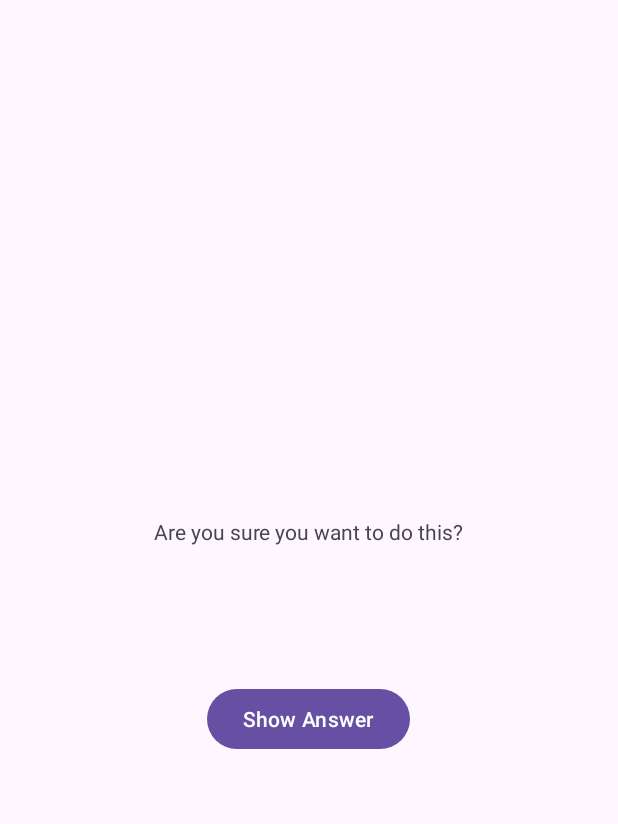
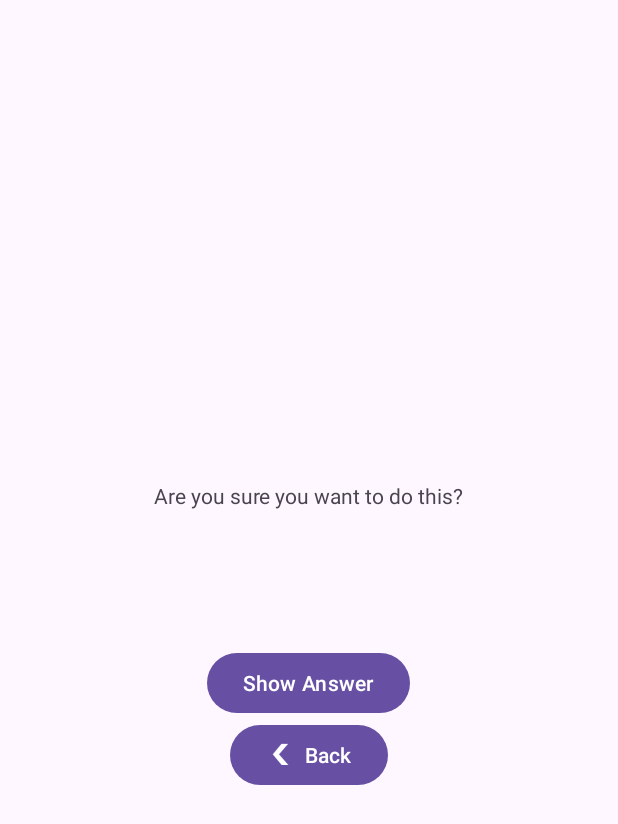
Before and after one commit to 6cylinders/GeoQuizLB, an Android app: the screen it shows after launch (CheatActivity), after a tap on "Cheat!", on a phone screen of 412 x 824 dp. Shown: the top 824 px of the screen. Run offline under Robolectric (Android 15) with nearby library versions, the phone set to English and light mode, and no system bars.

Commit message:
working cheat with back button

```diff
--- a/app/src/main/java/com/example/geoquizlb/CheatActivity.kt
+++ b/app/src/main/java/com/example/geoquizlb/CheatActivity.kt
@@ -1,5 +1,6 @@
 package com.example.geoquizlb
 
+import android.app.Activity
 import android.os.Bundle
 import androidx.activity.enableEdgeToEdge
 import androidx.appcompat.app.AppCompatActivity
@@ -9,6 +10,7 @@ import com.example.geoquizlb.databinding.ActivityCheatBinding
 import android.content.Intent
 import android.content.Context
 
+const val EXTRA_ANSWER_SHOWN = "com.example.geoquizlb.answer_shown"
 private const val EXTRA_ANSWER_IS_TRUE =
     "com.example.geoquizlb.MainActivity.answer_is_true"
 
@@ -31,13 +33,29 @@ class CheatActivity : AppCompatActivity() {
                 else -> R.string.falseButton
             }
             binding.answerTextView.setText(answerText)
+            setAnswerShownResult(true)
         }
+
+        binding.cheatBackButton.setOnClickListener{
+            this.finish()
+        }
+
+
+
+
 //replace r.main with another id within activity cheat xml
         ViewCompat.setOnApplyWindowInsetsListener(findViewById(R.id.cheatMain)) { v, insets ->
             val systemBars = insets.getInsets(WindowInsetsCompat.Type.systemBars())
             v.setPadding(systemBars.left, systemBars.top, systemBars.right, systemBars.bottom)
             insets
         }
+    }
+
+    private fun setAnswerShownResult(isAnswerShown: Boolean) {
+        val data = Intent().apply {
+            putExtra(EXTRA_ANSWER_SHOWN, isAnswerShown)
+        }
+        setResult(Activity.RESULT_OK, data)
     }
 
     companion object {
--- a/app/src/main/java/com/example/geoquizlb/MainActivity.kt
+++ b/app/src/main/java/com/example/geoquizlb/MainActivity.kt
@@ -1,5 +1,6 @@
 package com.example.geoquizlb
 
+import android.app.Activity
 import android.util.Log
 import android.os.Bundle
 import android.view.View
@@ -11,6 +12,7 @@ import androidx.core.view.ViewCompat
 import androidx.core.view.WindowInsetsCompat
 import com.example.geoquizlb.databinding.ActivityMainBinding
 import android.content.Intent
+import androidx.activity.result.contract.ActivityResultContracts
 
 
 class MainActivity : AppCompatActivity() {
@@ -18,6 +20,14 @@ class MainActivity : AppCompatActivity() {
     private lateinit var binding: ActivityMainBinding
 
     private val quizViewModel: QuizViewModel by viewModels()
+
+    private val cheatLauncher = registerForActivityResult(
+        ActivityResultContracts.StartActivityForResult()
+    ) { result -> if (result.resultCode == Activity.RESULT_OK) {
+        quizViewModel.isCheater =
+            result.data?.getBooleanExtra(EXTRA_ANSWER_SHOWN, false) ?: false
+    }
+    }
 
     override fun onCreate(savedInstanceState: Bundle?) {
         super.onCreate(savedInstanceState)
@@ -41,7 +51,7 @@ class MainActivity : AppCompatActivity() {
         binding.cheatButton.setOnClickListener {
             val answerIsTrue = quizViewModel.currentQuestionAnswer
             val intent = CheatActivity.newIntent(this@MainActivity, answerIsTrue)
-            startActivity(intent)
+            cheatLauncher.launch(intent)
         }
 
         binding.nextButton.setOnClickListener {
@@ -64,10 +74,10 @@ class MainActivity : AppCompatActivity() {
 
     private fun checkAnswer(userAnswer: Boolean) {
         val correctAnswer = quizViewModel.currentQuestionAnswer
-        val messageResId = if (userAnswer == correctAnswer) {
-            R.string.correctString
-        } else {
-            R.string.incorrectString
+        val messageResId = when {
+            quizViewModel.isCheater -> R.string.judgment_toast
+            userAnswer == correctAnswer -> R.string.correctString
+            else -> R.string.incorrectString
         }
         Toast.makeText(this, messageResId, Toast.LENGTH_SHORT)
             .show()
--- a/app/src/main/java/com/example/geoquizlb/QuizViewModel.kt
+++ b/app/src/main/java/com/example/geoquizlb/QuizViewModel.kt
@@ -5,6 +5,7 @@ import androidx.lifecycle.ViewModel
 
 private const val TAG = "QuizViewModel"
 const val CURRENT_INDEX_KEY = "CURRENT_INDEX_KEY"
+const val IS_CHEATER_KEY = "IS_CHEATER_KEY"
 
 class QuizViewModel(private val savedStateHandle: SavedStateHandle) : ViewModel() {
     private var currentIndex: Int
@@ -19,6 +20,9 @@ class QuizViewModel(private val savedStateHandle: SavedStateHandle) : ViewModel(
         Question(R.string.questionAsia, true))
 
 
+    var isCheater: Boolean
+        get() = savedStateHandle.get(IS_CHEATER_KEY) ?: false
+        set(value) = savedStateHandle.set(IS_CHEATER_KEY, value)
     val currentQuestionAnswer: Boolean
         get() = questionBank[currentIndex].answer
     val currentQuestionText: Int
--- a/app/src/main/res/layout/activity_cheat.xml
+++ b/app/src/main/res/layout/activity_cheat.xml
@@ -1,5 +1,6 @@
 <?xml version="1.0" encoding="utf-8"?>
 <LinearLayout xmlns:android="http://schemas.android.com/apk/res/android"
+    xmlns:app="http://schemas.android.com/apk/res-auto"
     xmlns:tools="http://schemas.android.com/tools"
     android:id="@+id/cheatMain"
     android:layout_width="match_parent"
@@ -23,4 +24,13 @@
         android:layout_width="wrap_content"
         android:layout_height="wrap_content"
         android:text="@string/show_answer_button"/>
+
+    <Button
+        android:id="@+id/cheat_back_button"
+        android:layout_width="wrap_content"
+        android:layout_height="wrap_content"
+        android:text="@string/back_string"
+        app:icon="@drawable/arrow_left"
+        app:iconGravity="start"/>
+
 </LinearLayout>
--- a/app/src/main/res/values/strings.xml
+++ b/app/src/main/res/values/strings.xml
@@ -22,6 +22,7 @@ freshwater lake.</string>
     <string name="show_answer_button">Show Answer</string>
     <string name="cheat_button">Cheat!</string>
     <string name="judgment_toast">Cheating is wrong.</string>
+    <string name="back_string">Back</string>
 
 
 </resources>
```
